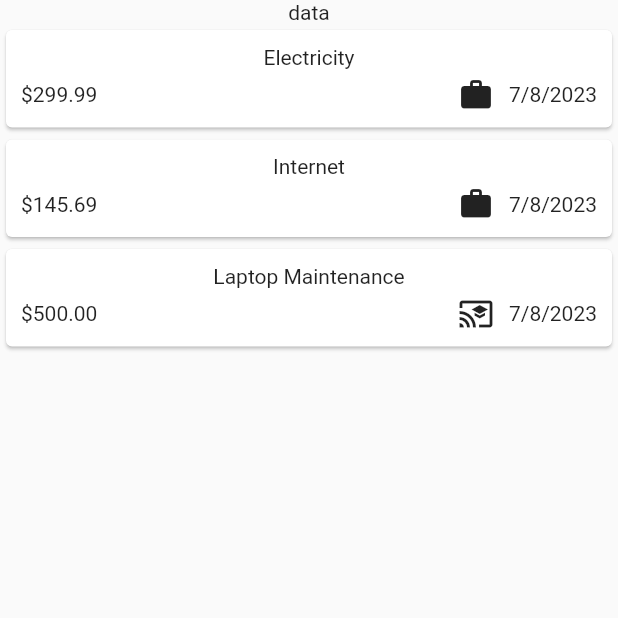
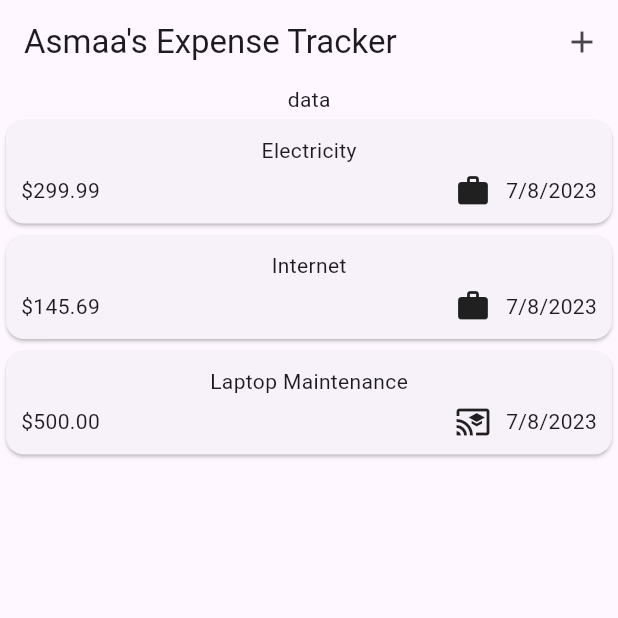
Before and after one commit to AsmaaJAH/FlutterDartUdemyCourseApp_TheCompleteGuide2023Edition, a Flutter app: the screen it shows after launch, on a phone screen of 412 x 824 dp, the top half of it. Run offline on Flutter 3.47's test engine with Material 2 defaults, Android fonts, the phone set to English and light mode, and no system bars; our stand-ins replace google_fonts.

Commit message:
textField + showModalBottomSheet overlay

```diff
--- a/lib/main.dart
+++ b/lib/main.dart
@@ -4,8 +4,9 @@ import 'package:course_app/section5_expense_tracker_app/expenses.dart';
 
 void main() {
   runApp(
-    const MaterialApp(
-      home: Expenses(),
+     MaterialApp(
+      theme: ThemeData(useMaterial3: true,),
+      home: const Expenses(),
     ),
   );
 }
--- a/lib/section5_expense_tracker_app/expenses.dart
+++ b/lib/section5_expense_tracker_app/expenses.dart
@@ -1,5 +1,6 @@
-import 'package:course_app/section5_expense_tracker_app/expenses_list/expenses_list.dart';
+import 'package:course_app/section5_expense_tracker_app/widgets/expenses_list/expenses_list.dart';
 import 'package:course_app/section5_expense_tracker_app/model/expense.dart';
+import 'package:course_app/section5_expense_tracker_app/widgets/new_expense.dart';
 import 'package:flutter/material.dart';
 
 class Expenses extends StatefulWidget {
@@ -32,9 +33,23 @@ class _ExpensesState extends State<Expenses> {
     ),
   ];
 
+void _openAddExpenseOverlay(){
+
+  showModalBottomSheet(context: context, builder: (ctx)=>const NewExpense(),);
+
+}
   @override
   Widget build(context) {
     return Scaffold(
+      appBar: AppBar(
+        title: const Text("Asmaa's Expense Tracker"),
+        actions: [
+          IconButton(
+            onPressed: _openAddExpenseOverlay,
+            icon: const Icon(Icons.add),
+          ),
+        ],
+      ),
       body: Column(
         children: [
           const Text('data'),
--- a/lib/section5_expense_tracker_app/expenses_list/expense_item.dart
+++ b/lib/section5_expense_tracker_app/widgets/expenses_list/expense_item.dart
@@ -5,7 +5,7 @@ class ExpenseCard extends StatelessWidget {
   const ExpenseCard({super.key, required this.expense});
   final Expense expense;
   @override
-  Widget build(Context) {
+  Widget build(context) {
     return Card(
       child: Padding(
         padding: const EdgeInsets.all(10.0),
--- a/lib/section5_expense_tracker_app/expenses_list/expenses_list.dart
+++ b/lib/section5_expense_tracker_app/widgets/expenses_list/expenses_list.dart
@@ -1,4 +1,4 @@
-import 'package:course_app/section5_expense_tracker_app/expenses_list/expense_item.dart';
+import 'package:course_app/section5_expense_tracker_app/widgets/expenses_list/expense_item.dart';
 import 'package:course_app/section5_expense_tracker_app/model/expense.dart';
 import 'package:flutter/material.dart';
 
```
Also changed, not shown: lib/section5_expense_tracker_app/widgets/new_expense.dart (added, +29 -0 lines).
